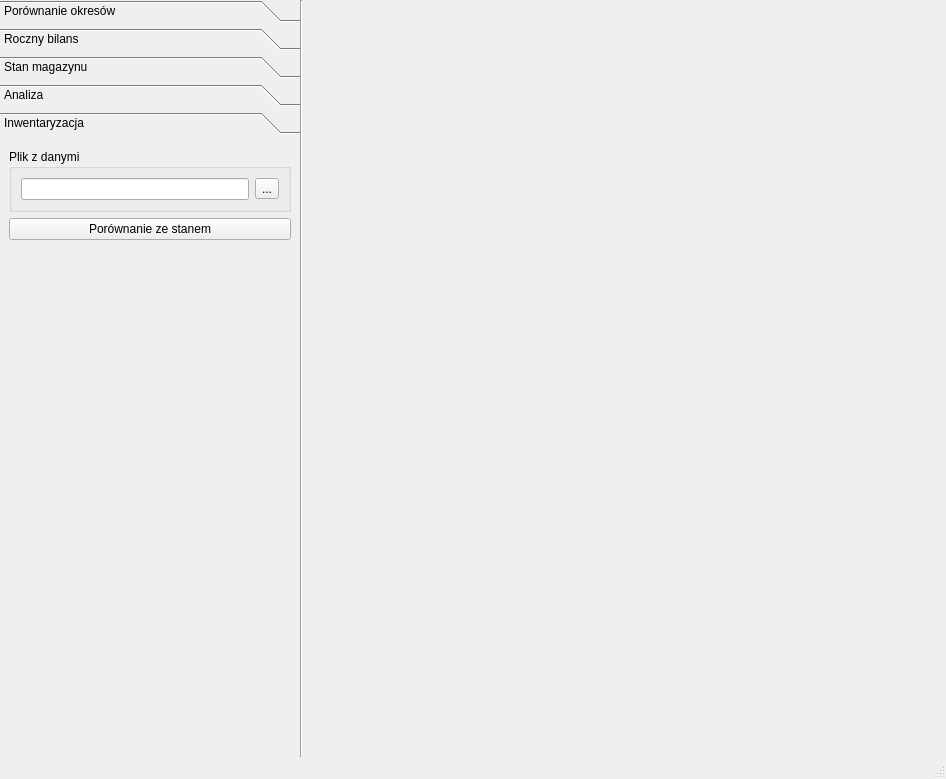
Grzaneczka/AGH-EconomicComputerScience, file gui/templates/main_window.ui: the form before one commit.
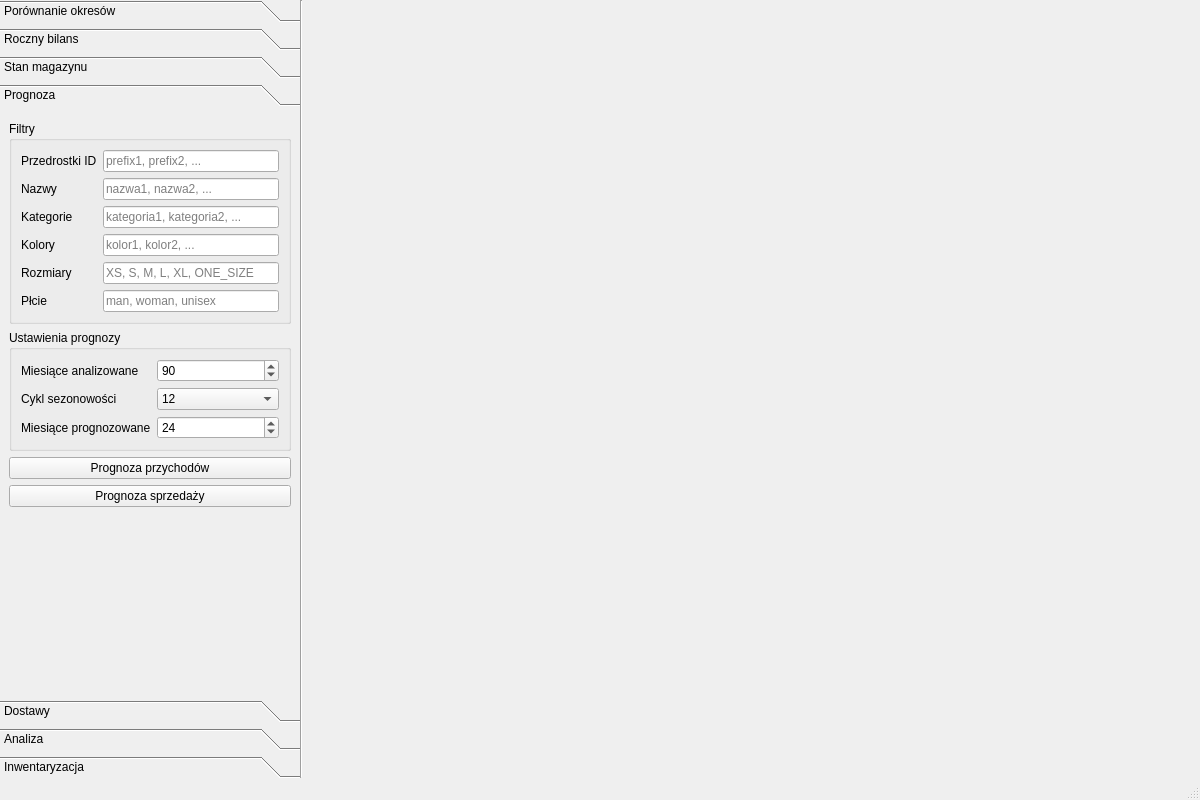
The form after the commit. The open tabs and pages were chosen to show the change.

Commit message: Added forecast. Closes #5

```diff
--- a/gui/templates/main_window.ui
+++ b/gui/templates/main_window.ui
@@ -6,8 +6,8 @@
    <rect>
     <x>0</x>
     <y>0</y>
-    <width>946</width>
-    <height>779</height>
+    <width>1200</width>
+    <height>800</height>
    </rect>
   </property>
   <property name="windowTitle">
@@ -480,6 +480,333 @@
         </item>
        </layout>
       </widget>
+      <widget class="QWidget" name="forecast_toolbox">
+       <property name="geometry">
+        <rect>
+         <x>0</x>
+         <y>0</y>
+         <width>300</width>
+         <height>561</height>
+        </rect>
+       </property>
+       <attribute name="label">
+        <string>Prognoza</string>
+       </attribute>
+       <layout class="QVBoxLayout" name="verticalLayout_7">
+        <item alignment="Qt::AlignTop">
+         <widget class="QGroupBox" name="forecast_filters_group">
+          <property name="title">
+           <string>Filtry</string>
+          </property>
+          <layout class="QFormLayout" name="formLayout_6">
+           <item row="0" column="0">
+            <widget class="QLabel" name="forecast_filters_prefixes_label">
+             <property name="text">
+              <string>Przedrostki ID</string>
+             </property>
+            </widget>
+           </item>
+           <item row="0" column="1">
+            <widget class="QLineEdit" name="forecast_filters_prefixes_text">
+             <property name="placeholderText">
+              <string>prefix1, prefix2, ...</string>
+             </property>
+            </widget>
+           </item>
+           <item row="1" column="0">
+            <widget class="QLabel" name="forecast_filters_names_label">
+             <property name="text">
+              <string>Nazwy</string>
+             </property>
+            </widget>
+           </item>
+           <item row="2" column="0">
+            <widget class="QLabel" name="forecast_filters_categories_label">
+             <property name="text">
+              <string>Kategorie</string>
+             </property>
+            </widget>
+           </item>
+           <item row="3" column="0">
+            <widget class="QLabel" name="forecast_filters_colors_label">
+             <property name="text">
+              <string>Kolory</string>
+             </property>
+            </widget>
+           </item>
+           <item row="4" column="0">
+            <widget class="QLabel" name="forecast_filters_sizes_label">
+             <property name="text">
+              <string>Rozmiary</string>
+             </property>
+            </widget>
+           </item>
+           <item row="5" column="0">
+            <widget class="QLabel" name="forecast_filters_sexes_label">
+             <property name="text">
+              <string>Płcie</string>
+             </property>
+            </widget>
+           </item>
+           <item row="1" column="1">
+            <widget class="QLineEdit" name="forecast_filters_names_text">
+             <property name="placeholderText">
+              <string>nazwa1, nazwa2, ...</string>
+             </property>
+            </widget>
+           </item>
+           <item row="2" column="1">
+            <widget class="QLineEdit" name="forecast_filters_categories_text">
+             <property name="placeholderText">
+              <string>kategoria1, kategoria2, ...</string>
+             </property>
+            </widget>
+           </item>
+           <item row="3" column="1">
+            <widget class="QLineEdit" name="forecast_filters_colors_text">
+             <property name="placeholderText">
+              <string>kolor1, kolor2, ...</string>
+             </property>
+            </widget>
+           </item>
+           <item row="4" column="1">
+            <widget class="QLineEdit" name="forecast_filters_sizes_text">
+             <property name="placeholderText">
+              <string>XS, S, M, L, XL, ONE_SIZE</string>
+             </property>
+            </widget>
+           </item>
+           <item row="5" column="1">
+            <widget class="QLineEdit" name="forecast_filters_sexes_text">
+             <property name="placeholderText">
+              <string>man, woman, unisex</string>
+             </property>
+            </widget>
+           </item>
+          </layout>
+         </widget>
+        </item>
+        <item alignment="Qt::AlignTop">
+         <widget class="QGroupBox" name="forecast_settings_group">
+          <property name="title">
+           <string>Ustawienia prognozy</string>
+          </property>
+          <layout class="QFormLayout" name="formLayout_2">
+           <item row="0" column="0">
+            <widget class="QLabel" name="forecast_settings_from_label">
+             <property name="text">
+              <string>Miesiące analizowane</string>
+             </property>
+            </widget>
+           </item>
+           <item row="0" column="1">
+            <widget class="QSpinBox" name="forecast_settings_from_spinbox">
+             <property name="minimum">
+              <number>3</number>
+             </property>
+             <property name="value">
+              <number>90</number>
+             </property>
+            </widget>
+           </item>
+           <item row="2" column="0">
+            <widget class="QLabel" name="forecast_settings_to_label">
+             <property name="text">
+              <string>Miesiące prognozowane</string>
+             </property>
+            </widget>
+           </item>
+           <item row="2" column="1">
+            <widget class="QSpinBox" name="forecast_settings_to_spinbox">
+             <property name="minimum">
+              <number>1</number>
+             </property>
+             <property name="value">
+              <number>24</number>
+             </property>
+            </widget>
+           </item>
+           <item row="1" column="0">
+            <widget class="QLabel" name="forecast_season_label">
+             <property name="text">
+              <string>Cykl sezonowości</string>
+             </property>
+            </widget>
+           </item>
+           <item row="1" column="1">
+            <widget class="QComboBox" name="forecast_season_combo">
+             <property name="currentIndex">
+              <number>2</number>
+             </property>
+             <item>
+              <property name="text">
+               <string>3</string>
+              </property>
+             </item>
+             <item>
+              <property name="text">
+               <string>6</string>
+              </property>
+             </item>
+             <item>
+              <property name="text">
+               <string>12</string>
+              </property>
+             </item>
+            </widget>
+           </item>
+          </layout>
+         </widget>
+        </item>
+        <item>
+         <widget class="QPushButton" name="forecast_income_button">
+          <property name="text">
+           <string>Prognoza przychodów</string>
+          </property>
+         </widget>
+        </item>
+        <item>
+         <widget class="QPushButton" name="forecast_sales_button">
+          <property name="text">
+           <string>Prognoza sprzedaży</string>
+          </property>
+         </widget>
+        </item>
+        <item>
+         <spacer name="verticalSpacer_6">
+          <property name="orientation">
+           <enum>Qt::Vertical</enum>
+          </property>
+          <property name="sizeHint" stdset="0">
+           <size>
+            <width>20</width>
+            <height>40</height>
+           </size>
+          </property>
+         </spacer>
+        </item>
+       </layout>
+      </widget>
+      <widget class="QWidget" name="deliveries_toolbox">
+       <attribute name="label">
+        <string>Dostawy</string>
+       </attribute>
+       <layout class="QVBoxLayout" name="verticalLayout_8">
+        <item alignment="Qt::AlignTop">
+         <widget class="QGroupBox" name="deliveries_filters_group">
+          <property name="title">
+           <string>Filtry</string>
+          </property>
+          <layout class="QFormLayout" name="formLayout_7">
+           <item row="0" column="0">
+            <widget class="QLabel" name="deliveries_filters_prefixes_label">
+             <property name="text">
+              <string>Przedrostki ID</string>
+             </property>
+            </widget>
+           </item>
+           <item row="0" column="1">
+            <widget class="QLineEdit" name="deliveries_filters_prefixes_text">
+             <property name="placeholderText">
+              <string>prefix1, prefix2, ...</string>
+             </property>
+            </widget>
+           </item>
+           <item row="1" column="0">
+            <widget class="QLabel" name="deliveries_filters_names_label">
+             <property name="text">
+              <string>Nazwy</string>
+             </property>
+            </widget>
+           </item>
+           <item row="2" column="0">
+            <widget class="QLabel" name="deliveries_filters_categories_label">
+             <property name="text">
+              <string>Kategorie</string>
+             </property>
+            </widget>
+           </item>
+           <item row="3" column="0">
+            <widget class="QLabel" name="deliveries_filters_colors_label">
+             <property name="text">
+              <string>Kolory</string>
+             </property>
+            </widget>
+           </item>
+           <item row="4" column="0">
+            <widget class="QLabel" name="deliveries_filters_sizes_label">
+             <property name="text">
+              <string>Rozmiary</string>
+             </property>
+            </widget>
+           </item>
+           <item row="5" column="0">
+            <widget class="QLabel" name="deliveries_filters_sexes_label">
+             <property name="text">
+              <string>Płcie</string>
+             </property>
+            </widget>
+           </item>
+           <item row="1" column="1">
+            <widget class="QLineEdit" name="deliveries_filters_names_text">
+             <property name="placeholderText">
+              <string>nazwa1, nazwa2, ...</string>
+             </property>
+            </widget>
+           </item>
+           <item row="2" column="1">
+            <widget class="QLineEdit" name="deliveries_filters_categories_text">
+             <property name="placeholderText">
+              <string>kategoria1, kategoria2, ...</string>
+             </property>
+            </widget>
+           </item>
+           <item row="3" column="1">
+            <widget class="QLineEdit" name="deliveries_filters_colors_text">
+             <property name="placeholderText">
+              <string>kolor1, kolor2, ...</string>
+             </property>
+            </widget>
+           </item>
+           <item row="4" column="1">
+            <widget class="QLineEdit" name="deliveries_filters_sizes_text">
+             <property name="placeholderText">
+              <string>XS, S, M, L, XL, ONE_SIZE</string>
+             </property>
+            </widget>
+           </item>
+           <item row="5" column="1">
+            <widget class="QLineEdit" name="deliveries_filters_sexes_text">
+             <property name="placeholderText">
+              <string>man, woman, unisex</string>
+             </property>
+            </widget>
+           </item>
+          </layout>
+         </widget>
+        </item>
+        <item>
+         <widget class="QPushButton" name="deliveries_button">
+          <property name="text">
+           <string>Wyświetl </string>
+          </property>
+         </widget>
+        </item>
+        <item>
+         <spacer name="verticalSpacer_7">
+          <property name="orientation">
+           <enum>Qt::Vertical</enum>
+          </property>
+          <property name="sizeHint" stdset="0">
+           <size>
+            <width>20</width>
+            <height>40</height>
+           </size>
+          </property>
+         </spacer>
+        </item>
+       </layout>
+      </widget>
       <widget class="QWidget" name="analysis_toolbox">
        <property name="geometry">
         <rect>
@@ -586,7 +913,7 @@
          <x>0</x>
          <y>0</y>
          <width>300</width>
-         <height>602</height>
+         <height>561</height>
         </rect>
        </property>
        <attribute name="label">
```
Left out of the diff: 8 changed lines with no effect on the pictures. The commit also changes 4 other files.
